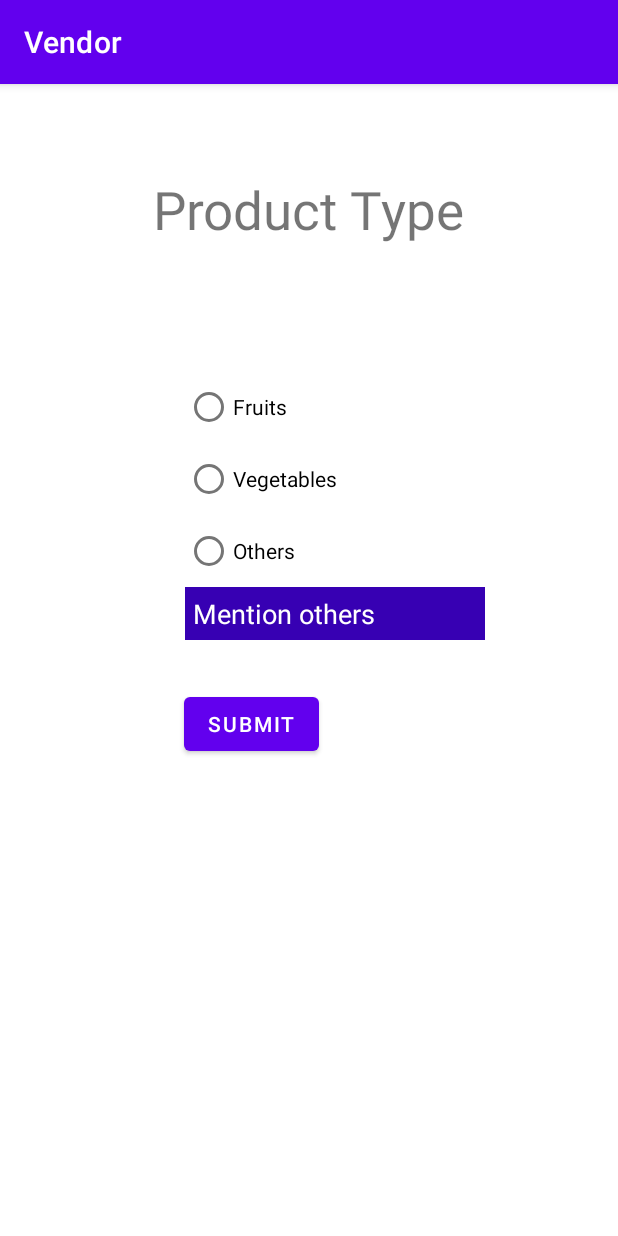
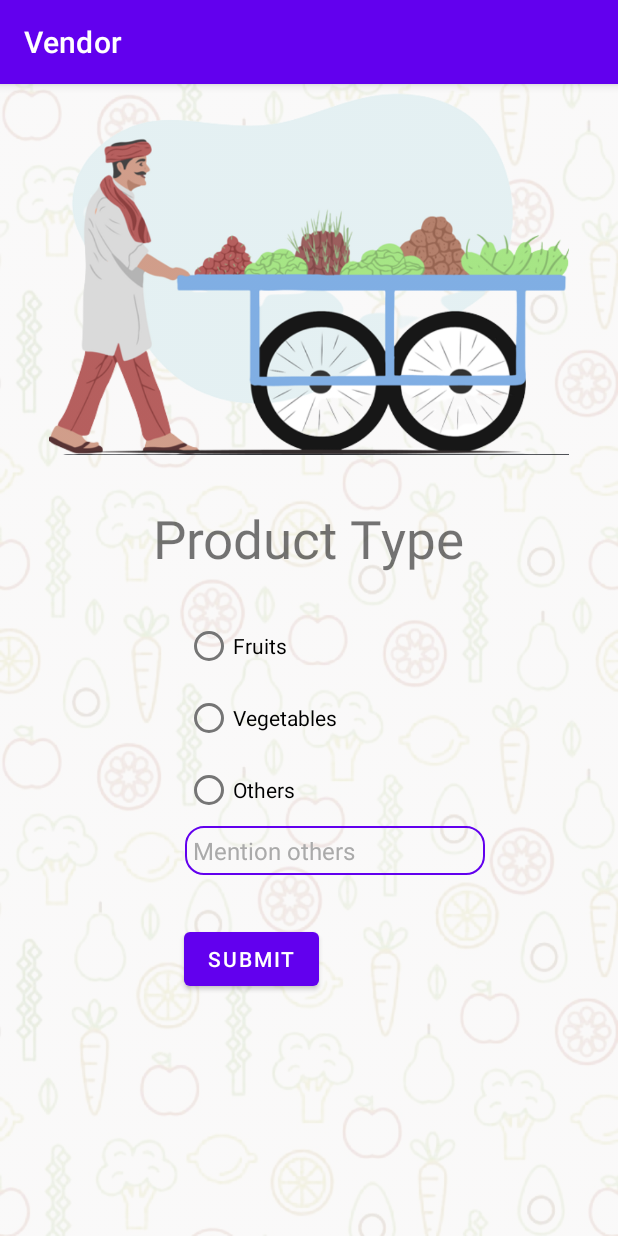
Before and after one commit to piyushdahiya1218/Vendor, an Android app: the RegistrationP3Activity screen opened directly, with no data from a screen before it, on a phone screen of 412 x 824 dp. Run offline under Robolectric (Android 15) with nearby library versions, the phone set to English and light mode, and no system bars; our stand-ins replace Firebase (no records; nobody signed in at launch, a user with empty details on screens opened directly).

Commit message:
Product type page UI updated

```diff
--- a/app/src/main/res/layout/activity_language_preference.xml
+++ b/app/src/main/res/layout/activity_language_preference.xml
@@ -5,8 +5,8 @@
     android:layout_width="match_parent"
     android:layout_height="match_parent"
     android:background="@drawable/bg1"
-    android:backgroundTint="#32E4E0E0"
-    android:backgroundTintMode="multiply"
+    android:backgroundTint="#85E7E3BF"
+    android:backgroundTintMode="screen"
     tools:context=".Activities.LanguagePreferenceActivity">
 
 
--- a/app/src/main/res/layout/activity_registration_p3.xml
+++ b/app/src/main/res/layout/activity_registration_p3.xml
@@ -4,25 +4,28 @@
     xmlns:tools="http://schemas.android.com/tools"
     android:layout_width="match_parent"
     android:layout_height="match_parent"
+    android:background="@drawable/bg1"
+    android:backgroundTint="#32E4E0E0"
+    android:backgroundTintMode="multiply"
     tools:context=".Activities.RegistrationP3Activity">
 
     <TextView
         android:id="@+id/textView2"
         android:layout_width="wrap_content"
         android:layout_height="wrap_content"
-        android:layout_marginTop="60dp"
+        android:layout_marginTop="32dp"
         android:text="@string/p3heading"
         android:textSize="35sp"
         app:layout_constraintEnd_toEndOf="parent"
-        app:layout_constraintHorizontal_bias="0.498"
+        app:layout_constraintHorizontal_bias="0.497"
         app:layout_constraintStart_toStartOf="parent"
-        app:layout_constraintTop_toTopOf="parent" />
+        app:layout_constraintTop_toBottomOf="@+id/imageView3" />
 
     <RadioGroup
         android:id="@+id/getproducttyperadiogroup"
         android:layout_width="wrap_content"
         android:layout_height="wrap_content"
-        android:layout_marginTop="84dp"
+        android:layout_marginTop="24dp"
         android:gravity="start"
         app:layout_constraintEnd_toEndOf="parent"
         app:layout_constraintHorizontal_bias="0.398"
@@ -62,13 +65,14 @@
         android:id="@+id/getothers"
         android:layout_width="200dp"
         android:layout_height="wrap_content"
-        android:background="@color/purple_700"
+        android:background="@drawable/edit_text_box"
         android:hint="Mention others"
         android:inputType="text"
         android:maxLines="1"
         android:padding="5dp"
-        android:textColor="@color/white"
-        android:textColorHint="@color/white"
+        android:textColor="@color/black"
+        android:textColorHint="@android:color/darker_gray"
+        android:textSize="16sp"
         app:layout_constraintEnd_toEndOf="parent"
         app:layout_constraintHorizontal_bias="0.582"
         app:layout_constraintStart_toStartOf="parent"
@@ -85,4 +89,13 @@
         app:layout_constraintStart_toStartOf="parent"
         app:layout_constraintTop_toBottomOf="@+id/getothers" />
 
+    <ImageView
+        android:id="@+id/imageView3"
+        android:layout_width="match_parent"
+        android:layout_height="247dp"
+        app:layout_constraintEnd_toEndOf="parent"
+        app:layout_constraintStart_toStartOf="parent"
+        app:layout_constraintTop_toTopOf="parent"
+        app:srcCompat="@drawable/product_type_banner" />
+
 </androidx.constraintlayout.widget.ConstraintLayout>
```
Also changed, not shown: app/src/main/res/layout/activity_registration_p1.xml (+34 -9 lines), app/src/main/res/drawable/logo.png (added), app/src/main/res/drawable/product_type_banner.png (added).
